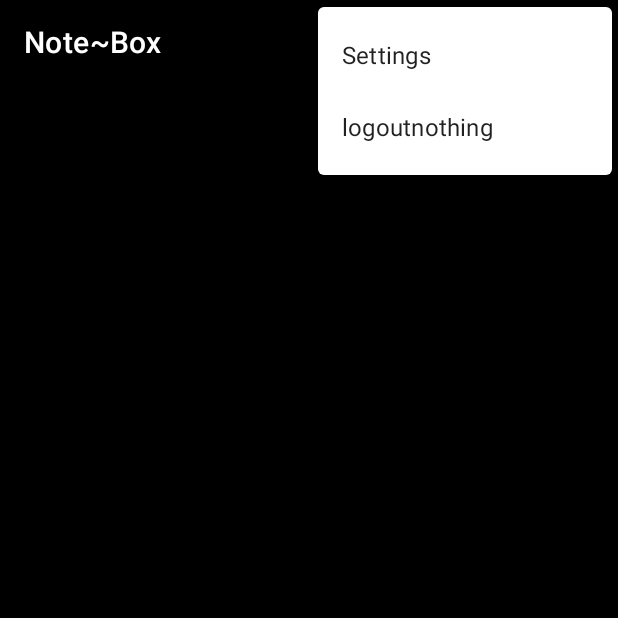
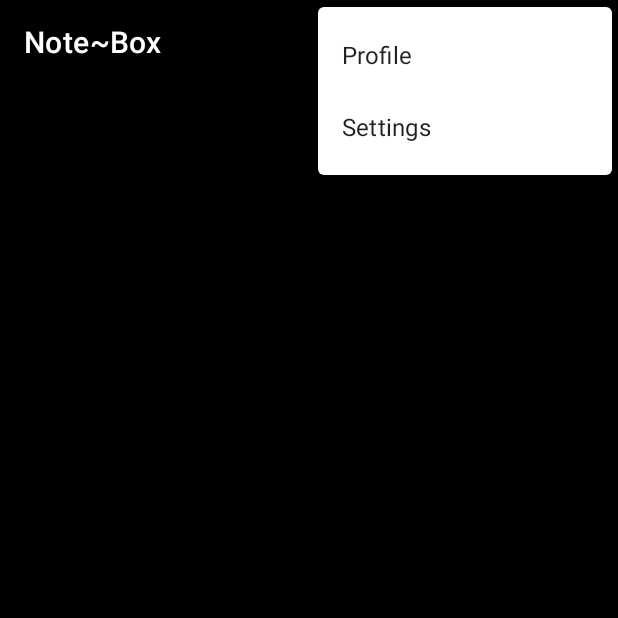
Before and after one commit to ABRAHAM-1998/NoteBox, an Android app: the screen it shows after launch once a user with an empty profile is signed in (MainActivity), with the options menu open, on a phone screen of 412 x 824 dp, the top half of it. Run offline under Robolectric (Android 15) with nearby library versions, the phone set to English and light mode, and no system bars; our stand-ins replace Firebase (no records; nobody signed in at launch, a user with empty details on screens opened directly).

Commit message:
log pot aand may kmorekjhkh

```diff
--- a/app/src/main/res/menu/main_menu.xml
+++ b/app/src/main/res/menu/main_menu.xml
@@ -2,17 +2,18 @@
 <menu xmlns:android="http://schemas.android.com/apk/res/android"
     xmlns:app="http://schemas.android.com/apk/res-auto">
     <item
-        android:id="@+id/add_action"
+        android:id="@+id/logout_tile"
         app:showAsAction="ifRoom"
         android:icon="@drawable/logout_icon"
         android:title="LogOut">
     </item>
     <item
+        android:title="Profile"
+        app:showAsAction="never"
+        android:id="@+id/note_profile" />
+    <item
+
+        android:id="@+id/note_settings"
         android:title="Settings"
-        app:showAsAction="never"
-        android:id="@+id/settings_action" />
-    <item
-        android:title="logoutnothing"
-        app:showAsAction="never"
-        android:id="@+id/setings2" />
+        app:showAsAction="never" />
 </menu>
```
Also changed, not shown: app/src/main/java/com/twentytwo/notebox/Activities/MainActivity.kt (+16 -5 lines).
